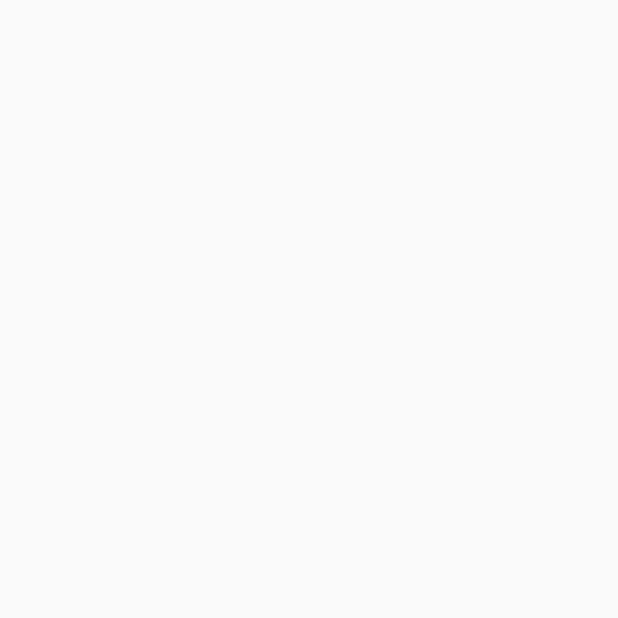
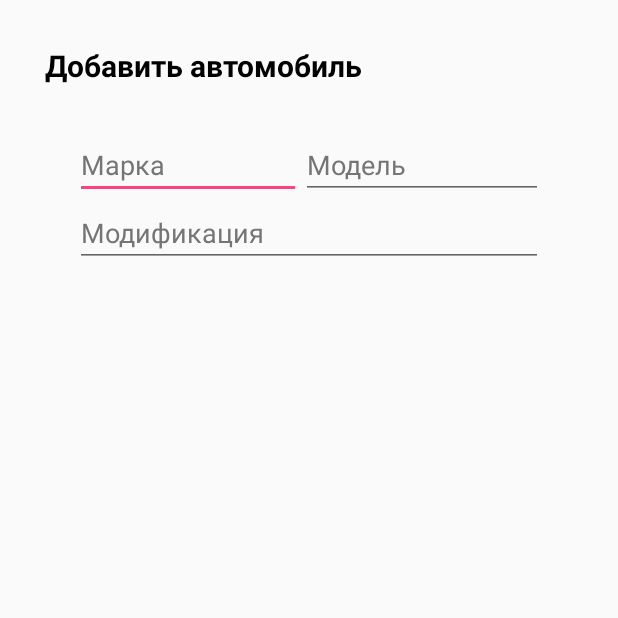
Before and after one commit to AzatYusupov/AzatYusupov, an Android app: the NewCarActivity screen opened directly, with no data from a screen before it, on a phone screen of 412 x 824 dp, the top half of it. Before the commit the part shown is empty. Run offline under Robolectric (Android 15) with nearby library versions, the light colour scheme and no system bars.

Commit message:
my first commit | add new car

```diff
--- a/app/src/main/res/layout/activity_new_car.xml
+++ b/app/src/main/res/layout/activity_new_car.xml
@@ -1,5 +1,65 @@
 <?xml version="1.0" encoding="utf-8"?>
 <RelativeLayout xmlns:android="http://schemas.android.com/apk/res/android"
-    android:layout_width="match_parent" android:layout_height="match_parent">
+    android:layout_width="match_parent"
+    android:layout_height="match_parent">
+
+    <LinearLayout
+        android:layout_width="match_parent"
+        android:layout_height="match_parent"
+        android:orientation="vertical">
+
+        <TextView
+            android:id="@+id/new_car"
+            android:layout_width="match_parent"
+            android:layout_height="wrap_content"
+            android:layout_margin="30dp"
+            android:text="Добавить автомобиль"
+            android:textColor="@android:color/black"
+            android:textSize="20sp"
+            android:textStyle="normal|bold" />
+
+        <LinearLayout
+            android:layout_width="match_parent"
+            android:layout_height="wrap_content"
+            android:layout_marginLeft="50dp"
+            android:layout_marginRight="50dp"
+            android:orientation="horizontal">
+
+            <EditText
+                android:id="@+id/new_brand"
+                android:layout_width="wrap_content"
+                android:layout_height="wrap_content"
+                android:layout_weight="1"
+                android:hint="Марка"
+                android:textColorHint="@color/secondaryText" />
+
+            <EditText
+                android:id="@+id/new_model"
+                android:layout_width="wrap_content"
+                android:layout_height="wrap_content"
+                android:layout_weight="1"
+                android:hint="Модель"
+                android:textColorHint="@color/secondaryText" />
+
+        </LinearLayout>
+
+        <LinearLayout
+            android:layout_width="match_parent"
+            android:layout_height="wrap_content"
+            android:layout_marginLeft="50dp"
+            android:layout_marginRight="50dp"
+            android:orientation="horizontal">
+
+            <EditText
+                android:id="@+id/new_modification"
+                android:layout_width="wrap_content"
+                android:layout_height="wrap_content"
+                android:layout_weight="1"
+                android:hint="Модификация"
+                android:textColorHint="@color/secondaryText" />
+
+        </LinearLayout>
+
+    </LinearLayout>
 
 </RelativeLayout>
--- a/app/src/main/res/layout/item_car.xml
+++ b/app/src/main/res/layout/item_car.xml
@@ -26,7 +26,8 @@
             android:layout_alignParentRight="true"
             android:layout_alignParentEnd="true"
             android:layout_width="20dp"
-            android:layout_height="30dp" />
+            android:layout_height="30dp"
+        />
 
         <ImageView
             android:id="@+id/item_car_thumbnail"
--- a/app/src/main/res/values/colors.xml
+++ b/app/src/main/res/values/colors.xml
@@ -5,4 +5,8 @@
     <color name="colorAccent">#FF4081</color>
     <color name="textColorPrimary">#FFFFFF</color>
     <color name="windowBackground">#F0F0F3</color>
+    <color name="secondaryText">#757575</color>
+    <color name="primaryText">#212121</color>
+    <color name="colorDivider">#bdbdbd</color>
+    <color name="colorPrimaryLight">#c5cae9</color>
 </resources>
```
Lines whose indentation alone changed are shown as unchanged.
